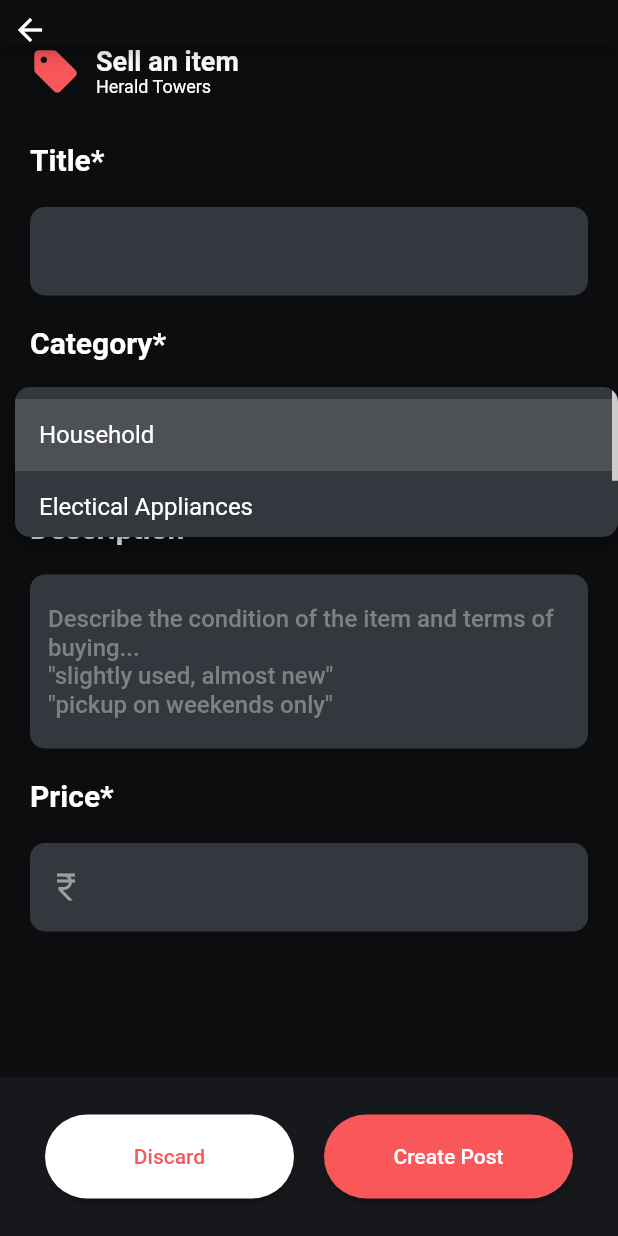
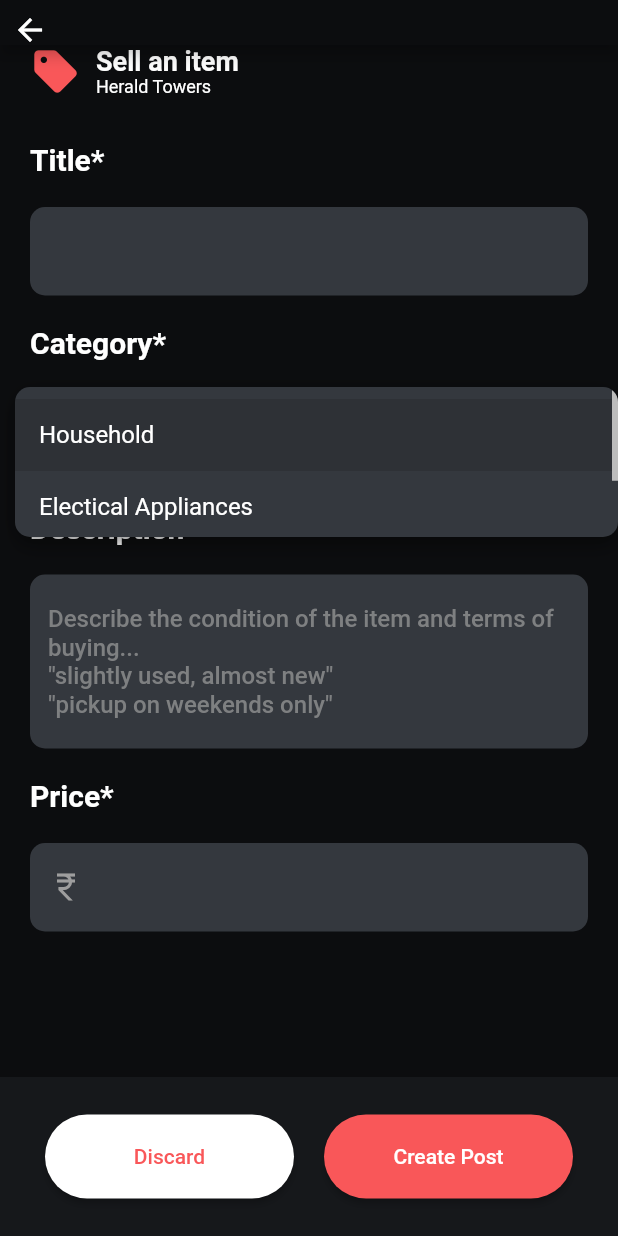
Before and after one commit to BhadrakshB/goose_assignment, a Flutter app: the ProfileSettingsPage screen opened by its route, item 3 of the bottom bar chosen, after a tap on "Household", on a phone screen of 412 x 824 dp. Run offline on Flutter 3.47's test engine with Material 2 defaults, Android fonts, the phone set to English and light mode, and no system bars; our stand-ins replace cloud_firestore, firebase_auth, firebase_core, flutter_svg, google_sign_in, image_picker; accounts and stored records are empty; network calls fail.

```diff
--- a/lib/features/profile_settings.dart
+++ b/lib/features/profile_settings.dart
@@ -50,13 +50,18 @@ class CustomListTile extends StatelessWidget {
   Widget build(BuildContext context) {
     Widget titleRow = Text(
       title,
-      style: TextStyle(fontSize: 18, fontWeight: FontWeight.bold),
+      style: TextStyle(
+          fontSize: 18, fontWeight: FontWeight.bold, color: Colors.white),
     );
     dynamic action;
     if (subtitle != null) {
       titleRow = Column(
         crossAxisAlignment: CrossAxisAlignment.start,
-        children: [titleRow, const SizedBox(height: 10.0), Text(subtitle!)],
+        children: [
+          titleRow,
+          const SizedBox(height: 10.0),
+          Text(subtitle!, style: const TextStyle(color: Colors.white))
+        ],
       );
     }
 
@@ -120,11 +125,15 @@ class _CustomBottomNavigationBarState extends State<CustomBottomNavigationBar> {
               currentPage = value;
             }),
             items: const [
-              BottomNavigationBarItem(icon: Icon(Icons.home), label: 'Discover'),
-              BottomNavigationBarItem(icon: Icon(Icons.shopping_cart), label: 'Items'),
+              BottomNavigationBarItem(
+                  icon: Icon(Icons.home), label: 'Discover'),
+              BottomNavigationBarItem(
+                  icon: Icon(Icons.shopping_cart), label: 'Items'),
               BottomNavigationBarItem(icon: Icon(Icons.add), label: ''),
-              BottomNavigationBarItem(icon: Icon(Icons.star), label: 'Services'),
-              BottomNavigationBarItem(icon: Icon(Icons.person), label: 'Profile'),
+              BottomNavigationBarItem(
+                  icon: Icon(Icons.star), label: 'Services'),
+              BottomNavigationBarItem(
+                  icon: Icon(Icons.person), label: 'Profile'),
             ],
           ),
         ),
@@ -135,10 +144,12 @@ class _CustomBottomNavigationBarState extends State<CustomBottomNavigationBar> {
               BoxShadow(
                 color: UIColors.backgroundColor,
                 offset: Offset(0, 3),
-
               )
             ],
-            color: UIColors.secondaryColor,
+            color: UIColors.secondaryColor
+                .withRed(UIColors.secondaryColor.red + 20)
+                .withBlue(UIColors.secondaryColor.blue + 20)
+                .withGreen(UIColors.secondaryColor.green + 20),
             borderRadius: BorderRadius.circular(1000),
           ),
           child: IconButton(
--- a/lib/features/sell_item_features.dart
+++ b/lib/features/sell_item_features.dart
@@ -43,6 +43,7 @@ class _LabelledFieldState extends State<LabelledField> {
           Text(
             widget.label,
             style: const TextStyle(
+              color: Colors.white,
               fontSize: 20,
               fontWeight: FontWeight.bold,
             ),
@@ -67,20 +68,36 @@ class _LabelledFieldState extends State<LabelledField> {
                     items: const [
                       DropdownMenuItem(
                         value: 'Household',
-                        child: Text("Household"),
+                        child: Text(
+                          "Household",
+                          style: TextStyle(
+                            color: Colors.white,
+                          ),
+                        ),
                       ),
                       DropdownMenuItem(
                         value: 'Electical Appliances',
-                        child: Text("Electical Appliances"),
+                        child: Text(
+                          "Electical Appliances",
+                          style: TextStyle(
+                            color: Colors.white,
+                          ),
+                        ),
                       ),
                       DropdownMenuItem(
                         value: 'Car Accessories',
-                        child: Text("Car Accessories"),
+                        child: Text(
+                          "Car Accessories",
+                          style: TextStyle(
+                            color: Colors.white,
+                          ),
+                        ),
                       ),
                     ],
                     onChanged: (value) {
                       setState(() {
                         widget.onChanged(value);
+                        dropDownValue = value ?? 'Household';
                       });
                     },
                   ),
@@ -142,13 +159,15 @@ class SelectedPhotoPreview extends StatelessWidget {
                   children: [
                     Padding(
                       padding: const EdgeInsets.all(8.0),
-                      child: Image.memory(images!.elementAt(index),),
+                      child: Image.memory(
+                        images!.elementAt(index),
+                      ),
                     ),
                     IconButton(
                       visualDensity:
                           const VisualDensity(horizontal: -4, vertical: -4),
                       padding: const EdgeInsets.all(0),
-                      constraints:const  BoxConstraints(),
+                      constraints: const BoxConstraints(),
                       icon: Icon(
                         Icons.cancel,
                         color: UIColors.secondaryColor,
@@ -163,7 +182,7 @@ class SelectedPhotoPreview extends StatelessWidget {
                 ),
               ),
             )
-          : const Center(child: Text("No photos selected")),
+          : const Center(child: Text("No photos selected", style: TextStyle(color:Colors.white,),)),
     );
   }
 }
--- a/lib/pages/profile_settings.dart
+++ b/lib/pages/profile_settings.dart
@@ -21,11 +21,15 @@ class ProfileSettingsPage extends StatelessWidget {
             onPressed: () => Navigator.of(context).pop(),
           ),
           centerTitle: true,
-          title: Text("Profile Settings")),
-      body: Column(
+          title: const Text("Profile Settings")),
+      body: Padding(
+        padding: const EdgeInsets.symmetric(horizontal: 20.0),
+        child: Column(
           crossAxisAlignment: CrossAxisAlignment.center,
           children: [
-          ChangeNotifierProvider(create: (context) => AuthenticationHandler(), child: const ProfilePicture()),
+            ChangeNotifierProvider(
+                create: (context) => AuthenticationHandler(),
+                child: const ProfilePicture()),
             CustomListTile(
               title: "Personal Information",
               icon: const Icon(
@@ -89,7 +93,7 @@ class ProfileSettingsPage extends StatelessWidget {
               actions: [
                 const Text(
                   "English (US)",
-                style: TextStyle(fontSize: 16),
+                  style: TextStyle(fontSize: 16, color: Colors.white),
                 ),
                 IconButton(
                     onPressed: () {},
@@ -108,14 +112,22 @@ class ProfileSettingsPage extends StatelessWidget {
                     icon: const Icon(Icons.keyboard_arrow_right))
               ],
             ),
-          const CustomListTile(
+            CustomListTile(
+              actions: [
+                IconButton(
+                    onPressed: () {
+                      context.read<AuthenticationHandler>().logout();
+                    },
+                    icon: const Icon(Icons.keyboard_arrow_right))
+              ],
               title: "Logout",
-            icon: Icon(
+              icon: const Icon(
                 Icons.exit_to_app,
                 color: Color(0xFFFA6566),
               ),
             ),
           ],
+        ),
       ),
       // bottomNavigationBar: CustomBottomNavigationBar(
       //   backgroundColor: UIColors.backgroundColor,
--- a/lib/pages/sell_item_page.dart
+++ b/lib/pages/sell_item_page.dart
@@ -44,8 +44,8 @@ class SellItemPage extends StatelessWidget {
                 onTap: () {
                   context.read<SellItemHandler>().createPost(context);
                 },
-                    ),
-                  ),
+              ),
+            ),
           ],
         ),
       ),
@@ -70,12 +70,14 @@ class SellItemPage extends StatelessWidget {
                         "Sell an item",
                         style: TextStyle(
                           fontSize: 18,
+                          color: Colors.white,
                           fontWeight: FontWeight.bold,
                         ),
                       ),
                       Text(
                         "Herald Towers",
                         style: TextStyle(
+                          color: Colors.white,
                           fontSize: 12,
                         ),
                       ),
@@ -115,7 +117,9 @@ class SellItemPage extends StatelessWidget {
                 label: "Price*",
                 prefixIcon: const Icon(Icons.currency_rupee),
                 onChanged: (value) {
-                  context.read<SellItemHandler>().changePrice(double.parse(value as String));
+                  context
+                      .read<SellItemHandler>()
+                      .changePrice(double.parse(value as String));
                 },
               ),
               SelectedPhotoPreview(
@@ -152,7 +156,12 @@ class SellItemPage extends StatelessWidget {
                         ),
                         child: const Icon(Icons.add),
                       ),
-                      const Text("Add Photos"),
+                      const Text(
+                        "Add Photos",
+                        style: TextStyle(
+                          color: Colors.white,
+                        ),
+                      ),
                     ],
                   ),
                 ),
```
Also changed, not shown: lib/Providers/authentication_handler.dart (+8 -1 lines), lib/Providers/sell_item_handler.dart (+10 -2 lines), lib/features/sign_up_features.dart (+14 -1 lines), lib/main.dart (+22 -5 lines), lib/pages/sign_in_page.dart (+15 -4 lines), lib/pages/sign_up_page.dart (+15 -21 lines), 10 other files. Lines whose indentation alone changed are shown as unchanged.
